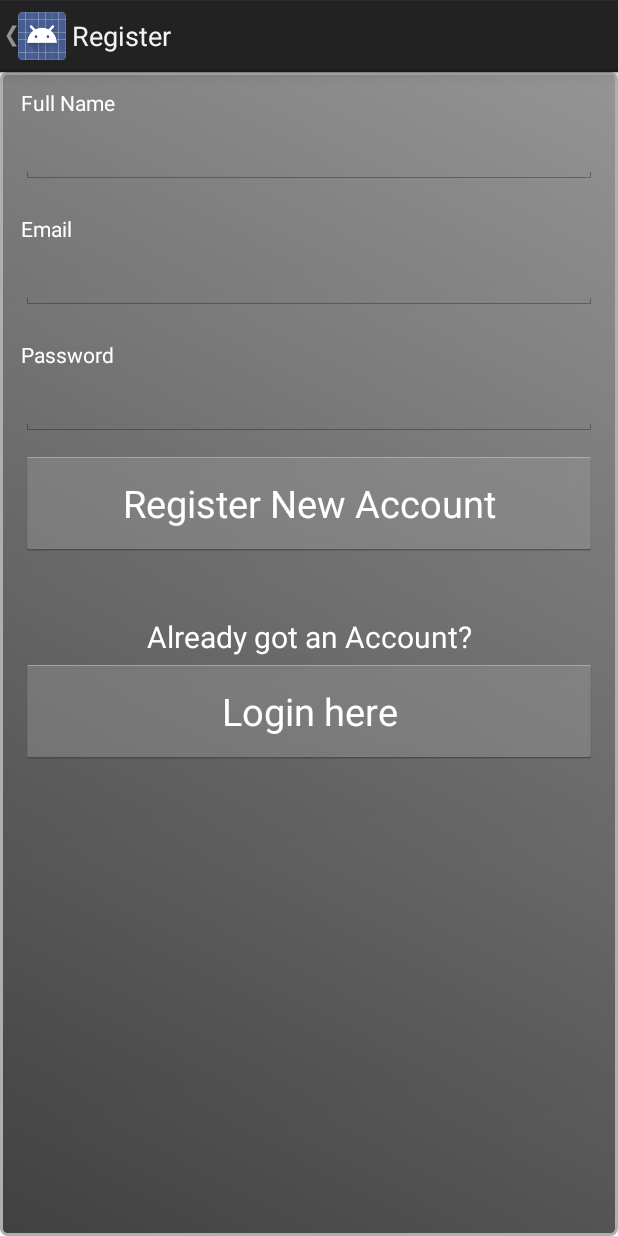
After one commit to sawise/Pub, an Android app: the register screen opened directly, with no data from a screen before it, on a phone screen of 412 x 824 dp. The commit adds this screen. Run offline under Robolectric (Android 15) with nearby library versions, the phone set to English and light mode, and no system bars.

Commit message:
login, register, main

```diff
--- a/MyApplicationProject/bottomApp/src/main/java/com/group2/bottomapp/MainActivity.java
+++ b/MyApplicationProject/bottomApp/src/main/java/com/group2/bottomapp/MainActivity.java
@@ -18,8 +18,9 @@ import android.widget.ListView;
 public class MainActivity extends FragmentActivity {
     private ActionBarDrawerToggle menuToggle;
     public static final String POSITION = "POSITION";
-    final String[] menuTitle = {"Liquor Cabinet", "Drinks", "Random", "About","Add(temp)","Drink(temp)"};
+    final String[] menuTitle = {"Login","Liquor Cabinet", "Drinks", "Random", "About","Add(temp)","Drink(temp)"};
     final String[] fragments = {
+            "com.group2.bottomapp.Login",
             "com.group2.bottomapp.DrinksCabinet",
             "com.group2.bottomapp.Drinks",
             "com.group2.bottomapp.RandomDrink",
@@ -98,5 +99,8 @@ public class MainActivity extends FragmentActivity {
 
         return super.onOptionsItemSelected(item);
     }
+    /*protected void onSaveInstanceState(Bundle outState){
+
+    }*/
 
 }
--- /dev/null
+++ b/MyApplicationProject/bottomApp/src/main/java/com/group2/bottomapp/register.java
@@ -0,0 +1,19 @@
+package com.group2.bottomapp;
+
+import android.app.Activity;
+import android.os.Bundle;
+
+
+public class register extends Activity {
+
+    @Override
+    protected void onCreate(Bundle savedInstanceState) {
+        super.onCreate(savedInstanceState);
+
+
+
+        setContentView(R.layout.register_activity);
+
+        getActionBar().setDisplayHomeAsUpEnabled(true);
+    }
+}
--- /dev/null
+++ b/MyApplicationProject/bottomApp/src/main/res/layout/register_activity.xml
@@ -0,0 +1,82 @@
+<?xml version="1.0" encoding="utf-8"?>
+<ScrollView
+    xmlns:android="http://schemas.android.com/apk/res/android"
+    android:background="@drawable/background"
+    android:layout_width="fill_parent"
+    android:layout_height="fill_parent"
+    android:fillViewport="true">
+    <RelativeLayout
+        android:layout_width="fill_parent"
+        android:layout_height="wrap_content">
+
+        <LinearLayout
+            xmlns:android="http://schemas.android.com/apk/res/android"
+            android:orientation="vertical"
+            android:layout_width="match_parent"
+            android:layout_height="wrap_content"
+            android:padding="10dp">
+            <!-- Full Name Label -->
+            <TextView android:layout_width="fill_parent"
+                android:layout_height="wrap_content"
+                android:textColor="#fff"
+                android:text="Full Name"/>
+            <EditText android:id="@+id/reg_fullname"
+                android:layout_width="fill_parent"
+                android:layout_height="wrap_content"
+                android:layout_marginTop="5dp"
+                android:singleLine="true"
+                android:layout_marginBottom="20dp"/>
+            <!--  Email Label -->
+            <TextView android:layout_width="fill_parent"
+                android:layout_height="wrap_content"
+                android:textColor="#fff"
+                android:text="Email"/>
+            <EditText android:id="@+id/reg_email"
+                android:layout_width="fill_parent"
+                android:layout_height="wrap_content"
+                android:layout_marginTop="5dp"
+                android:singleLine="true"
+                android:layout_marginBottom="20dp"/>
+            <!-- Password Label -->
+            <TextView android:layout_width="fill_parent"
+                android:layout_height="wrap_content"
+                android:textColor="#fff"
+                android:text="Password"/>
+            <EditText android:id="@+id/reg_password"
+                android:layout_width="fill_parent"
+                android:layout_height="wrap_content"
+                android:password="true"
+                android:singleLine="true"
+                android:layout_marginTop="5dp"/>
+            <!-- Register Button -->
+            <Button android:id="@+id/btnRegister"
+                android:layout_width="fill_parent"
+                android:layout_height="70dp"
+                android:layout_marginTop="10dp"
+                android:textColor="#fff"
+                android:textSize="25dp"
+                android:text="Register New Account"/>
+
+            <TextView
+                android:layout_width="match_parent"
+                android:layout_height="match_parent"
+                android:text="Already got an Account?"
+                android:textColor="#fff"
+                android:gravity="center"
+                android:textSize="20dp"
+                android:layout_marginTop="40dp"/>
+
+            <Button android:id="@+id/openLogin"
+                android:layout_width="fill_parent"
+                android:layout_height="70dp"
+                android:layout_marginTop="1dp"
+                android:layout_marginBottom="40dp"
+                android:text="Login here"
+                android:gravity="center"
+                android:textSize="25dp"
+                android:textColor="#fff"/>
+
+        </LinearLayout>
+
+    </RelativeLayout>
+</ScrollView>
--- a/MyApplicationProject/bottomApp/src/main/res/values/strings.xml
+++ b/MyApplicationProject/bottomApp/src/main/res/values/strings.xml
@@ -15,6 +15,8 @@
     <string name="title_addToCabinet">addToCabinet</string>
     <string name="title_Drinks">Drinks</string>
     <string name="title_Drink">Drink</string>
+    <string name="title_Login">Login</string>
+    <string name="title_Register">Register</string>
     <string name="title_Random">Random</string>
     <string name="title_CabinetManager">CabinetManager</string>
     <string name="drawer_open">Open Drawer</string>
```
Also changed, not shown: MyApplicationProject/bottomApp/src/main/AndroidManifest.xml (+16 -0 lines), MyApplicationProject/bottomApp/src/main/java/com/group2/bottomapp/Login.java (added, +34 -0 lines), MyApplicationProject/bottomApp/src/main/res/layout/login_activity.xml (added, +93 -0 lines).
